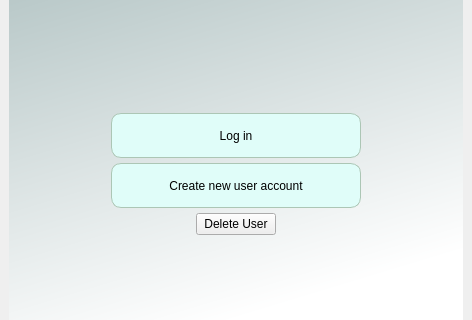
Igna11/billetera, file guicore/uis/bille_screen.ui: the form before one commit; both pictures show x 0 to 472 and y 256 to 576 of the 472 by 676 pixel window.
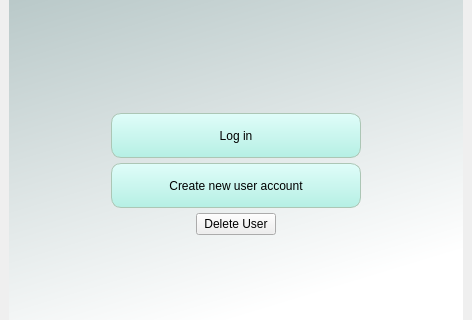
The form after the commit. Icons and pictures are not drawn.

What changed in the file:
```diff
--- a/guicore/uis/bille_screen.ui
+++ b/guicore/uis/bille_screen.ui
@@ -102,9 +102,9 @@
              </property>
              <property name="styleSheet">
               <string notr="true">QPushButton {
-	border-radius:10px;
-	border: 1px solid rgb(172, 198, 181);
-	background-color:rgb(224, 253, 249);
+    border-radius: 10px;
+    border: 1px solid rgb(172, 198, 181);
+    background: qlineargradient(x1:0, y1:0, x2:0, y2:1, stop:0 rgb(224, 253, 249), stop:1 rgb(181, 239, 228));
 }
 
 QPushButton:hover{
@@ -115,9 +115,10 @@
 	background-color:rgb(139, 188, 182)
 }
 
-QPushButton:selected{
-	background-color:rgb(221, 255, 233)
-}</string>
+QPushButton:disabled {
+    background-color: rgb(212, 212, 212);
+}
+</string>
              </property>
              <property name="text">
               <string>Log in</string>
@@ -182,18 +183,23 @@
              </property>
              <property name="styleSheet">
               <string notr="true">QPushButton {
-	border-radius:10px;
-	border: 1px solid rgb(172, 198, 181);
-	background-color:rgb(224, 253, 249);
+    border-radius: 10px;
+    border: 1px solid rgb(172, 198, 181);
+    background: qlineargradient(x1:0, y1:0, x2:0, y2:1, stop:0 rgb(224, 253, 249), stop:1 rgb(181, 239, 228));
 }
 
 QPushButton:hover{
 	background-color:rgb(221, 255, 233)
 }
 
-QPushButton:pressed{
-	background-color:rgb(139, 188, 182)
-}</string>
+QPushButton:pressed {
+    background: qlineargradient(x1:0, y1:0, x2:0, y2:1, stop:0 rgb(139, 188, 182), stop:1 rgb(100, 151, 145));
+}
+
+QPushButton:disabled {
+    background-color: rgb(212, 212, 212);
+}
+</string>
              </property>
              <property name="text">
               <string>Create new user account</string>
```
Left out of the diff: 12 changed lines with no effect on the pictures.
